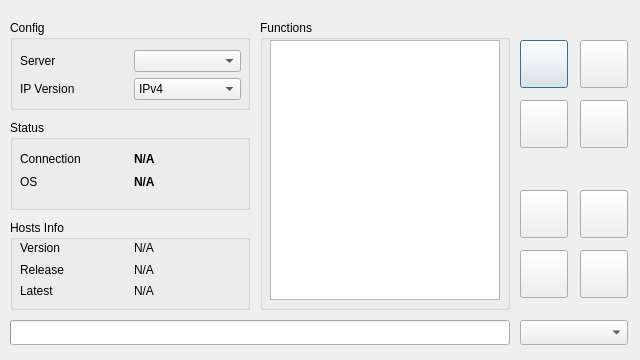
First picture: the form in qthostsui.ui, repository SayCV/huhamhire-hosts, before the edit.
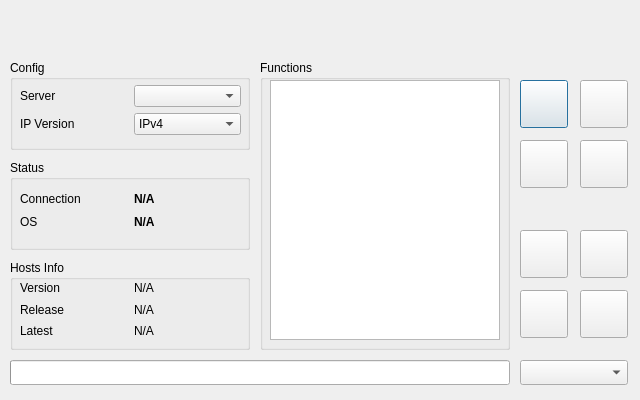
Second picture: the form after the edit. Icons and pictures are not drawn.

Diff of the .ui file:
```diff
--- a/qthostsui.ui
+++ b/qthostsui.ui
@@ -11,7 +11,7 @@
     <x>0</x>
     <y>0</y>
     <width>640</width>
-    <height>360</height>
+    <height>400</height>
    </rect>
   </property>
   <property name="sizePolicy">
@@ -23,13 +23,13 @@
   <property name="minimumSize">
    <size>
     <width>640</width>
-    <height>360</height>
+    <height>400</height>
    </size>
   </property>
   <property name="maximumSize">
    <size>
     <width>640</width>
-    <height>360</height>
+    <height>400</height>
    </size>
   </property>
   <property name="contextMenuPolicy">
@@ -55,7 +55,7 @@
    <property name="geometry">
     <rect>
      <x>10</x>
-     <y>320</y>
+     <y>360</y>
      <width>500</width>
      <height>25</height>
     </rect>
@@ -74,7 +74,7 @@
    <property name="geometry">
     <rect>
      <x>10</x>
-     <y>20</y>
+     <y>60</y>
      <width>240</width>
      <height>90</height>
     </rect>
@@ -92,7 +92,7 @@
     <property name="geometry">
      <rect>
       <x>10</x>
-      <y>30</y>
+      <y>25</y>
       <width>221</width>
       <height>50</height>
      </rect>
@@ -142,7 +142,7 @@
    <property name="geometry">
     <rect>
      <x>10</x>
-     <y>120</y>
+     <y>160</y>
      <width>240</width>
      <height>90</height>
     </rect>
@@ -213,7 +213,7 @@
    <property name="geometry">
     <rect>
      <x>260</x>
-     <y>20</y>
+     <y>60</y>
      <width>250</width>
      <height>290</height>
     </rect>
@@ -242,7 +242,7 @@
    <property name="geometry">
     <rect>
      <x>520</x>
-     <y>30</y>
+     <y>70</y>
      <width>110</width>
      <height>280</height>
     </rect>
@@ -493,7 +493,7 @@
    <property name="geometry">
     <rect>
      <x>10</x>
-     <y>220</y>
+     <y>260</y>
      <width>240</width>
      <height>90</height>
     </rect>
@@ -566,7 +566,7 @@
    <property name="geometry">
     <rect>
      <x>520</x>
-     <y>320</y>
+     <y>360</y>
      <width>108</width>
      <height>25</height>
     </rect>
```
Left out of the diff: 1 changed line with no effect on the pictures.
